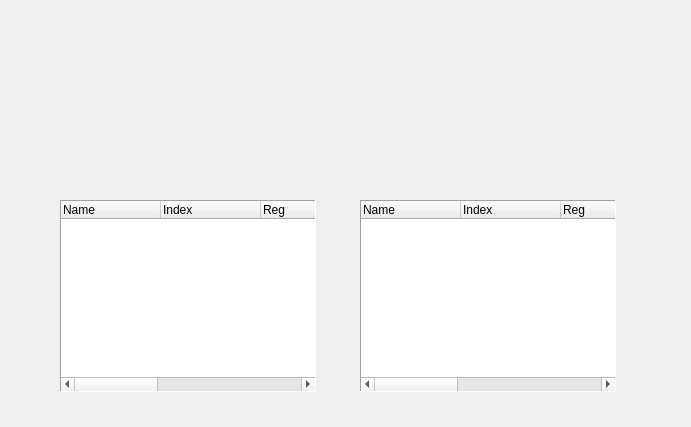
Old version of the form qrenderdoc/Windows/ShaderViewer.ui in the repository baldurk/renderdoc.
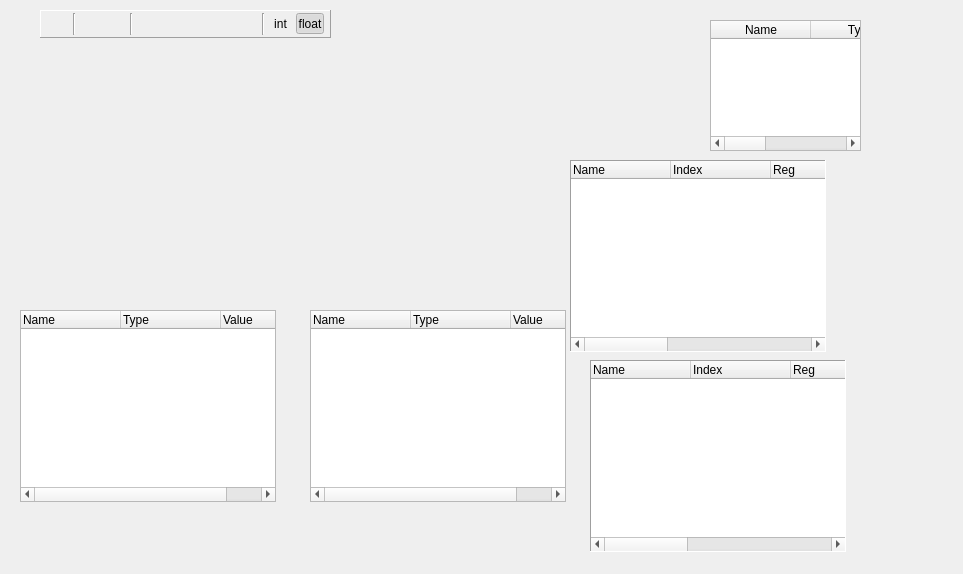
New version of the form. Icons and pictures are not drawn. Custom widgets are drawn as their Qt base class.

Commit message: Update shader viewer to support editing and debugging of shaders

```diff
--- a/qrenderdoc/Windows/ShaderViewer.ui
+++ b/qrenderdoc/Windows/ShaderViewer.ui
@@ -6,8 +6,8 @@
    <rect>
     <x>0</x>
     <y>0</y>
-    <width>691</width>
-    <height>427</height>
+    <width>963</width>
+    <height>574</height>
    </rect>
   </property>
   <property name="windowTitle">
@@ -16,18 +16,18 @@
   <widget class="ToolWindowManager" name="docking" native="true">
    <property name="geometry">
     <rect>
-     <x>0</x>
-     <y>0</y>
-     <width>100</width>
-     <height>30</height>
+     <x>80</x>
+     <y>90</y>
+     <width>351</width>
+     <height>301</height>
     </rect>
    </property>
   </widget>
   <widget class="QTreeWidget" name="inputSig">
    <property name="geometry">
     <rect>
-     <x>60</x>
-     <y>200</y>
+     <x>570</x>
+     <y>160</y>
      <width>256</width>
      <height>192</height>
     </rect>
@@ -107,8 +107,8 @@
   <widget class="QTreeWidget" name="outputSig">
    <property name="geometry">
     <rect>
-     <x>360</x>
-     <y>200</y>
+     <x>590</x>
+     <y>360</y>
      <width>256</width>
      <height>192</height>
     </rect>
@@ -185,13 +185,396 @@
     </property>
    </column>
   </widget>
+  <widget class="RDTreeWidget" name="constants">
+   <property name="geometry">
+    <rect>
+     <x>20</x>
+     <y>310</y>
+     <width>256</width>
+     <height>192</height>
+    </rect>
+   </property>
+   <property name="contextMenuPolicy">
+    <enum>Qt::PreventContextMenu</enum>
+   </property>
+   <property name="alternatingRowColors">
+    <bool>true</bool>
+   </property>
+   <property name="indentation">
+    <number>0</number>
+   </property>
+   <property name="rootIsDecorated">
+    <bool>false</bool>
+   </property>
+   <property name="itemsExpandable">
+    <bool>false</bool>
+   </property>
+   <property name="allColumnsShowFocus">
+    <bool>true</bool>
+   </property>
+   <column>
+    <property name="text">
+     <string>Name</string>
+    </property>
+   </column>
+   <column>
+    <property name="text">
+     <string>Type</string>
+    </property>
+   </column>
+   <column>
+    <property name="text">
+     <string>Value</string>
+    </property>
+   </column>
+  </widget>
+  <widget class="RDTreeWidget" name="variables">
+   <property name="geometry">
+    <rect>
+     <x>310</x>
+     <y>310</y>
+     <width>256</width>
+     <height>192</height>
+    </rect>
+   </property>
+   <property name="alternatingRowColors">
+    <bool>true</bool>
+   </property>
+   <property name="indentation">
+    <number>0</number>
+   </property>
+   <property name="rootIsDecorated">
+    <bool>false</bool>
+   </property>
+   <property name="itemsExpandable">
+    <bool>false</bool>
+   </property>
+   <property name="allColumnsShowFocus">
+    <bool>true</bool>
+   </property>
+   <column>
+    <property name="text">
+     <string>Name</string>
+    </property>
+   </column>
+   <column>
+    <property name="text">
+     <string>Type</string>
+    </property>
+   </column>
+   <column>
+    <property name="text">
+     <string>Value</string>
+    </property>
+   </column>
+  </widget>
+  <widget class="QFrame" name="toolbar">
+   <property name="geometry">
+    <rect>
+     <x>40</x>
+     <y>10</y>
+     <width>291</width>
+     <height>28</height>
+    </rect>
+   </property>
+   <property name="sizePolicy">
+    <sizepolicy hsizetype="Minimum" vsizetype="Fixed">
+     <horstretch>0</horstretch>
+     <verstretch>0</verstretch>
+    </sizepolicy>
+   </property>
+   <property name="minimumSize">
+    <size>
+     <width>0</width>
+     <height>28</height>
+    </size>
+   </property>
+   <property name="frameShape">
+    <enum>QFrame::Panel</enum>
+   </property>
+   <property name="frameShadow">
+    <enum>QFrame::Raised</enum>
+   </property>
+   <layout class="QHBoxLayout" name="horizontalLayout_5">
+    <property name="spacing">
+     <number>2</number>
+    </property>
+    <property name="leftMargin">
+     <number>6</number>
+    </property>
+    <property name="topMargin">
+     <number>2</number>
+    </property>
+    <property name="rightMargin">
+     <number>6</number>
+    </property>
+    <property name="bottomMargin">
+     <number>2</number>
+    </property>
+    <item>
+     <widget class="QToolButton" name="findReplace">
+      <property name="toolTip">
+       <string>Find &amp; Replace</string>
+      </property>
+      <property name="text">
+       <string/>
+      </property>
+      <property name="icon">
+       <iconset resource="../Resources/resources.qrc">
+        <normaloff>:/find.png</normaloff>:/find.png</iconset>
+      </property>
+      <property name="autoRaise">
+       <bool>true</bool>
+      </property>
+     </widget>
+    </item>
+    <item>
+     <widget class="Line" name="editSep">
+      <property name="orientation">
+       <enum>Qt::Vertical</enum>
+      </property>
+     </widget>
+    </item>
+    <item>
+     <widget class="QToolButton" name="save">
+      <property name="toolTip">
+       <string>Compile &amp; Save changes</string>
+      </property>
+      <property name="text">
+       <string/>
+      </property>
+      <property name="icon">
+       <iconset resource="../Resources/resources.qrc">
+        <normaloff>:/save.png</normaloff>:/save.png</iconset>
+      </property>
+      <property name="autoRaise">
+       <bool>true</bool>
+      </property>
+     </widget>
+    </item>
+    <item>
+     <widget class="QToolButton" name="snippets">
+      <property name="toolTip">
+       <string>Insert built-in snippets</string>
+      </property>
+      <property name="text">
+       <string/>
+      </property>
+      <property name="icon">
+       <iconset resource="../Resources/resources.qrc">
+        <normaloff>:/plugin_add.png</normaloff>:/plugin_add.png</iconset>
+      </property>
+      <property name="popupMode">
+       <enum>QToolButton::InstantPopup</enum>
+      </property>
+      <property name="autoRaise">
+       <bool>true</bool>
+      </property>
+     </widget>
+    </item>
+    <item>
+     <widget class="Line" name="debugSep">
+      <property name="orientation">
+       <enum>Qt::Vertical</enum>
+      </property>
+     </widget>
+    </item>
+    <item>
+     <widget class="QToolButton" name="stepBack">
+      <property name="toolTip">
+       <string>Step Back (Shift-F10)</string>
+      </property>
+      <property name="text">
+       <string/>
+      </property>
+      <property name="icon">
+       <iconset resource="../Resources/resources.qrc">
+        <normaloff>:/stepprev.png</normaloff>:/stepprev.png</iconset>
+      </property>
+      <property name="autoRaise">
+       <bool>true</bool>
+      </property>
+     </widget>
+    </item>
+    <item>
+     <widget class="QToolButton" name="stepNext">
+      <property name="toolTip">
+       <string>Step Next (F10)</string>
+      </property>
+      <property name="text">
+       <string/>
+      </property>
+      <property name="icon">
+       <iconset resource="../Resources/resources.qrc">
+        <normaloff>:/stepnext.png</normaloff>:/stepnext.png</iconset>
+      </property>
+      <property name="autoRaise">
+       <bool>true</bool>
+      </property>
+     </widget>
+    </item>
+    <item>
+     <widget class="QToolButton" name="runToCursor">
+      <property name="minimumSize">
+       <size>
+        <width>23</width>
+        <height>22</height>
+       </size>
+      </property>
+      <property name="toolTip">
+       <string>Run to Cursor (Ctrl-F10)</string>
+      </property>
+      <property name="icon">
+       <iconset resource="../Resources/resources.qrc">
+        <normaloff>:/runcursor.png</normaloff>:/runcursor.png</iconset>
+      </property>
+      <property name="autoRaise">
+       <bool>true</bool>
+      </property>
+     </widget>
+    </item>
+    <item>
+     <widget class="QToolButton" name="runToSample">
+      <property name="minimumSize">
+       <size>
+        <width>23</width>
+        <height>22</height>
+       </size>
+      </property>
+      <property name="toolTip">
+       <string>Run to Sample/Load/Gather</string>
+      </property>
+      <property name="icon">
+       <iconset resource="../Resources/resources.qrc">
+        <normaloff>:/runsample.png</normaloff>:/runsample.png</iconset>
+      </property>
+      <property name="autoRaise">
+       <bool>true</bool>
+      </property>
+     </widget>
+    </item>
+    <item>
+     <widget class="QToolButton" name="runToNaNOrInf">
+      <property name="minimumSize">
+       <size>
+        <width>23</width>
+        <height>22</height>
+       </size>
+      </property>
+      <property name="toolTip">
+       <string>Run to NaN or Inf</string>
+      </property>
+      <property name="icon">
+       <iconset resource="../Resources/resources.qrc">
+        <normaloff>:/runnaninf.png</normaloff>:/runnaninf.png</iconset>
+      </property>
+      <property name="autoRaise">
+       <bool>true</bool>
+      </property>
+     </widget>
+    </item>
+    <item>
+     <widget class="Line" name="regFormatSep">
+      <property name="orientation">
+       <enum>Qt::Vertical</enum>
+      </property>
+     </widget>
+    </item>
+    <item>
+     <widget class="QToolButton" name="intView">
+      <property name="text">
+       <string>int</string>
+      </property>
+      <property name="checkable">
+       <bool>true</bool>
+      </property>
+      <property name="checked">
+       <bool>false</bool>
+      </property>
+      <property name="autoRaise">
+       <bool>true</bool>
+      </property>
+     </widget>
+    </item>
+    <item>
+     <widget class="QToolButton" name="floatView">
+      <property name="text">
+       <string>float</string>
+      </property>
+      <property name="checkable">
+       <bool>true</bool>
+      </property>
+      <property name="checked">
+       <bool>true</bool>
+      </property>
+      <property name="autoRaise">
+       <bool>true</bool>
+      </property>
+     </widget>
+    </item>
+    <item>
+     <spacer name="horizontalSpacer">
+      <property name="orientation">
+       <enum>Qt::Horizontal</enum>
+      </property>
+      <property name="sizeHint" stdset="0">
+       <size>
+        <width>40</width>
+        <height>20</height>
+       </size>
+      </property>
+     </spacer>
+    </item>
+   </layout>
+  </widget>
+  <widget class="RDTableWidget" name="watch">
+   <property name="geometry">
+    <rect>
+     <x>710</x>
+     <y>20</y>
+     <width>151</width>
+     <height>131</height>
+    </rect>
+   </property>
+   <attribute name="horizontalHeaderStretchLastSection">
+    <bool>true</bool>
+   </attribute>
+   <attribute name="verticalHeaderVisible">
+    <bool>false</bool>
+   </attribute>
+   <column>
+    <property name="text">
+     <string>Name</string>
+    </property>
+   </column>
+   <column>
+    <property name="text">
+     <string>Type</string>
+    </property>
+   </column>
+   <column>
+    <property name="text">
+     <string>Value</string>
+    </property>
+   </column>
+  </widget>
  </widget>
  <customwidgets>
+  <customwidget>
+   <class>RDTreeWidget</class>
+   <extends>QTreeWidget</extends>
+   <header>Widgets/Extended/RDTreeWidget.h</header>
+  </customwidget>
   <customwidget>
    <class>ToolWindowManager</class>
    <extends>QWidget</extends>
    <header>3rdparty/toolwindowmanager/ToolWindowManager.h</header>
   </customwidget>
+  <customwidget>
+   <class>RDTableWidget</class>
+   <extends>QTableWidget</extends>
+   <header>Widgets/Extended/RDTableWidget.h</header>
+  </customwidget>
  </customwidgets>
  <resources/>
  <connections/>
```
Left out of the diff: 4 changed lines with no effect on the pictures. The commit also changes 11 other files.
